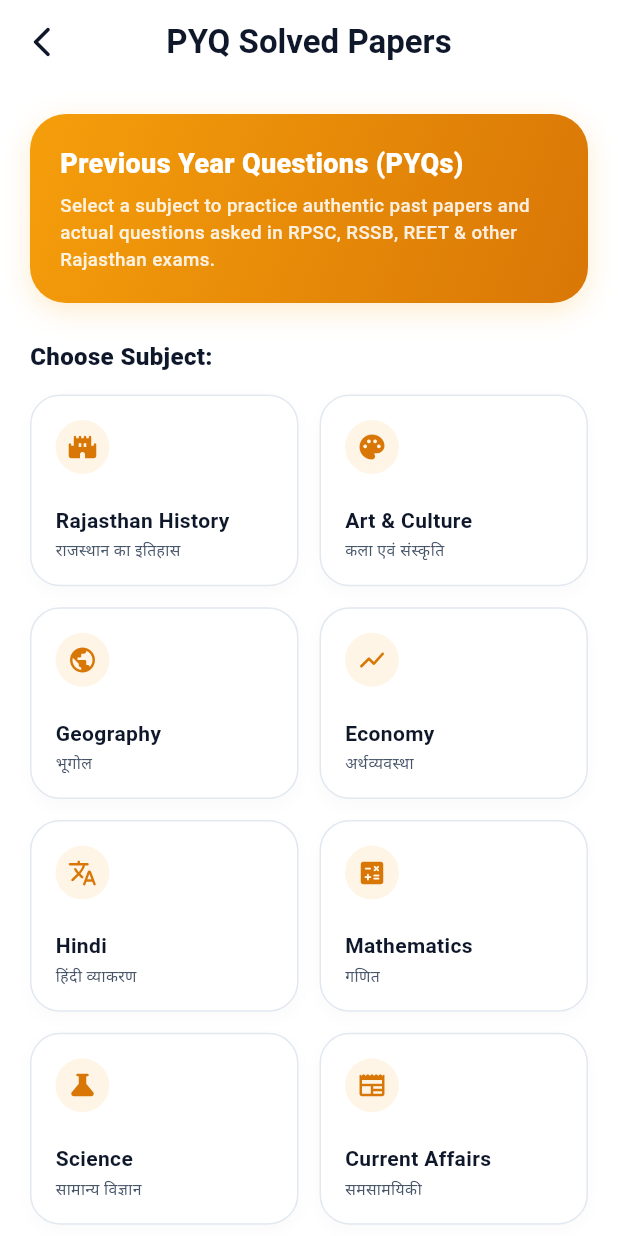
After one commit to Pravinkumar0908/allrajsthanexam, a Flutter app: the PyqSubjectsScreen screen opened directly, on a phone screen of 412 x 824 dp. The commit adds this screen. Run offline on Flutter 3.47's test engine with Material 3 defaults, Android fonts, the light colour scheme and no system bars; our stand-ins replace cloud_firestore, firebase_auth, firebase_core; missing offline and left inert: dart:html, dart:ui_web; accounts and stored records are empty.

Commit message:
feat: implement subject-wise selector screen for PYQ solved papers (RAS, REET, RSMSSB, etc.)

```diff
--- a/revision/lib/data/question_bank.dart
+++ b/revision/lib/data/question_bank.dart
@@ -231,6 +231,126 @@ class QuestionBank {
         'id': 'reas_2',
         'title': 'दिशा ज्ञान, रक्त संबंध व घड़ी',
         'subtitle': 'Reasoning Mock Test 2',
+        'questionsCount': 10,
+        'time': 10,
+      },
+    ],
+  };
+
+  // ── Local PYQ Mock Papers Map ──
+  static final Map<String, List<Map<String, dynamic>>> localPyqChapters = {
+    'rajasthan_history': [
+      {
+        'id': 'pyq_hist_1',
+        'title': 'RAS Pre 2023 Solved Paper',
+        'subtitle': 'History & Integration Solved',
+        'questionsCount': 10,
+        'time': 10,
+      },
+      {
+        'id': 'pyq_hist_2',
+        'title': 'RSMSSB CET 2024 Solved Paper',
+        'subtitle': 'Mewar & Marwar History Solved',
+        'questionsCount': 10,
+        'time': 10,
+      },
+      {
+        'id': 'pyq_hist_3',
+        'title': 'REET L2 2022 Solved Paper',
+        'subtitle': '1857 Revolution Solved',
+        'questionsCount': 10,
+        'time': 10,
+      },
+    ],
+    'art_culture': [
+      {
+        'id': 'pyq_cult_1',
+        'title': 'LDC 2018 Solved Paper',
+        'subtitle': 'Folk Deities & Fairs Solved',
+        'questionsCount': 10,
+        'time': 10,
+      },
+      {
+        'id': 'pyq_cult_2',
+        'title': 'Patwar 2021 Solved Paper',
+        'subtitle': 'Temples & Ornaments Solved',
+        'questionsCount': 10,
+        'time': 10,
+      },
+      {
+        'id': 'pyq_cult_3',
+        'title': 'VDO 2021 Solved Paper',
+        'subtitle': 'Folk Dances & Music Solved',
+        'questionsCount': 10,
+        'time': 10,
+      },
+    ],
+    'geography': [
+      {
+        'id': 'pyq_geog_1',
+        'title': 'Senior Teacher 2022 Solved Paper',
+        'subtitle': 'Physical Divisions & Rivers Solved',
+        'questionsCount': 10,
+        'time': 10,
+      },
+      {
+        'id': 'pyq_geog_2',
+        'title': 'Supervisor 2023 Solved Paper',
+        'subtitle': 'Climate & Soils Solved',
+        'questionsCount': 10,
+        'time': 10,
+      },
+    ],
+    'economy': [
+      {
+        'id': 'pyq_econ_1',
+        'title': 'Assistant Professor 2023 Solved Paper',
+        'subtitle': 'Agriculture & Resources Solved',
+        'questionsCount': 10,
+        'time': 10,
+      },
+    ],
+    'hindi': [
+      {
+        'id': 'pyq_hindi_1',
+        'title': 'SI 2021 Hindi Solved Paper',
+        'subtitle': 'Grammar & Vocabulary Solved',
+        'questionsCount': 10,
+        'time': 10,
+      },
+    ],
+    'math': [
+      {
+        'id': 'pyq_math_1',
+        'title': 'CET 2023 Math Solved Paper',
+        'subtitle': 'Percentage & Interest Solved',
+        'questionsCount': 10,
+        'time': 10,
+      },
+    ],
+    'science': [
+      {
+        'id': 'pyq_sci_1',
+        'title': 'VDO 2021 Science Solved Paper',
+        'subtitle': 'General Physics & Biology Solved',
+        'questionsCount': 10,
+        'time': 10,
+      },
+    ],
+    'reasoning': [
+      {
+        'id': 'pyq_reas_1',
+        'title': 'Constable 2022 Reasoning Paper',
+        'subtitle': 'Coding-Decoding & Relations Solved',
+        'questionsCount': 10,
+        'time': 10,
+      },
+    ],
+    'current_affairs': [
+      {
+        'id': 'pyq_ca_1',
+        'title': 'Current Affairs Solved 2025',
+        'subtitle': 'State Schemes & News Solved',
         'questionsCount': 10,
         'time': 10,
       },
--- a/revision/lib/screens/chapters_screen.dart
+++ b/revision/lib/screens/chapters_screen.dart
@@ -7,11 +7,13 @@ import 'quiz_screen.dart';
 class ChaptersScreen extends StatefulWidget {
   final QuizCategory category;
   final IconData icon;
+  final bool isPyqMode;
 
   const ChaptersScreen({
     super.key,
     required this.category,
     required this.icon,
+    this.isPyqMode = false,
   });
 
   @override
@@ -33,8 +35,9 @@ class _ChaptersScreenState extends State<ChaptersScreen> {
     setState(() => _isLoading = true);
 
     final String catId = widget.category.id;
-    final List<Map<String, dynamic>> matchingTests =
-        QuestionBank.localChapters[catId] ?? [];
+    final List<Map<String, dynamic>> matchingTests = widget.isPyqMode
+        ? (QuestionBank.localPyqChapters[catId] ?? [])
+        : (QuestionBank.localChapters[catId] ?? []);
 
     setState(() {
       _displayChapters = matchingTests;
--- a/revision/lib/screens/home_screen.dart
+++ b/revision/lib/screens/home_screen.dart
@@ -5,6 +5,7 @@ import '../theme/app_theme.dart';
 import 'chapters_screen.dart';
 import 'live_scraper_screen.dart';
 import 'quiz_screen.dart';
+import 'pyq_subjects_screen.dart';
 
 // Map category IDs to real icons
 const Map<String, IconData> _categoryIcons = {
@@ -154,11 +155,7 @@ class _HomeScreenState extends State<HomeScreen> with TickerProviderStateMixin {
       Navigator.push(
         context,
         MaterialPageRoute(
-          builder: (context) => QuizScreen(
-            categoryName: 'PYQ Previous Year Papers',
-            questions: QuestionBank.getMixedQuestions(15),
-            timeInMinutes: 12,
-          ),
+          builder: (context) => const PyqSubjectsScreen(),
         ),
       );
     } else if (item.id == 'mock_test') {
--- /dev/null
+++ b/revision/lib/screens/pyq_subjects_screen.dart
@@ -0,0 +1,226 @@
+import 'package:flutter/material.dart';
+import '../data/question_bank.dart';
+import '../theme/app_theme.dart';
+import '../models/question.dart';
+import 'chapters_screen.dart';
+
+class PyqSubjectsScreen extends StatelessWidget {
+  const PyqSubjectsScreen({super.key});
+
+  // Map category IDs to real icons
+  static const Map<String, IconData> _categoryIcons = {
+    'rajasthan_history': Icons.castle_rounded,
+    'art_culture': Icons.palette_rounded,
+    'geography': Icons.public_rounded,
+    'economy': Icons.show_chart_rounded,
+    'hindi': Icons.translate_rounded,
+    'math': Icons.calculate_rounded,
+    'science': Icons.science_rounded,
+    'current_affairs': Icons.newspaper_rounded,
+    'reasoning': Icons.psychology_rounded,
+  };
+
+  @override
+  Widget build(BuildContext context) {
+    return Scaffold(
+      backgroundColor: AppTheme.background,
+      appBar: AppBar(
+        title: const Text('PYQ Solved Papers'),
+        leading: IconButton(
+          icon: const Icon(Icons.arrow_back_ios_new_rounded),
+          onPressed: () => Navigator.pop(context),
+        ),
+      ),
+      body: SafeArea(
+        child: SingleChildScrollView(
+          physics: const BouncingScrollPhysics(),
+          padding: const EdgeInsets.all(20),
+          child: Column(
+            crossAxisAlignment: CrossAxisAlignment.start,
+            children: [
+              // Header Card
+              Container(
+                width: double.infinity,
+                padding: const EdgeInsets.all(20),
+                decoration: BoxDecoration(
+                  gradient: const LinearGradient(
+                    colors: [Color(0xFFF59E0B), Color(0xFFD97706)],
+                    begin: Alignment.topLeft,
+                    end: Alignment.bottomRight,
+                  ),
+                  borderRadius: BorderRadius.circular(24),
+                  boxShadow: [
+                    BoxShadow(
+                      color: const Color(0xFFF59E0B).withValues(alpha: 0.2),
+                      blurRadius: 15,
+                      offset: const Offset(0, 5),
+                    ),
+                  ],
+                ),
+                child: Column(
+                  crossAxisAlignment: CrossAxisAlignment.start,
+                  children: [
+                    const Text(
+                      'Previous Year Questions (PYQs)',
+                      style: TextStyle(
+                        color: Colors.white,
+                        fontSize: 18,
+                        fontWeight: FontWeight.w800,
+                      ),
+                    ),
+                    const SizedBox(height: 6),
+                    Text(
+                      'Select a subject to practice authentic past papers and actual questions asked in RPSC, RSSB, REET & other Rajasthan exams.',
+                      style: TextStyle(
+                        color: Colors.white.withValues(alpha: 0.87),
+                        fontSize: 12.5,
+                        fontWeight: FontWeight.w500,
+                        height: 1.4,
+                      ),
+                    ),
+                  ],
+                ),
+              ),
+              const SizedBox(height: 24),
+
+              const Text(
+                'Choose Subject:',
+                style: TextStyle(
+                  fontSize: 16,
+                  fontWeight: FontWeight.w800,
+                  color: AppTheme.textPrimary,
+                ),
+              ),
+              const SizedBox(height: 14),
+
+              // Subjects Grid
+              GridView.builder(
+                shrinkWrap: true,
+                physics: const NeverScrollableScrollPhysics(),
+                itemCount: QuestionBank.categories.length,
+                gridDelegate: const SliverGridDelegateWithFixedCrossAxisCount(
+                  crossAxisCount: 2,
+                  mainAxisSpacing: 14,
+                  crossAxisSpacing: 14,
+                  childAspectRatio: 1.4,
+                ),
+                itemBuilder: (context, index) {
+                  final cat = QuestionBank.categories[index];
+                  final icon = _categoryIcons[cat.id] ?? Icons.quiz_rounded;
+                  return _PyqSubjectCard(
+                    category: cat,
+                    icon: icon,
+                    onTap: () {
+                      Navigator.push(
+                        context,
+                        MaterialPageRoute(
+                          builder: (context) => ChaptersScreen(
+                            category: cat,
+                            icon: icon,
+                            isPyqMode: true,
+                          ),
+                        ),
+                      );
+                    },
+                  );
+                },
+              ),
+            ],
+          ),
+        ),
+      ),
+    );
+  }
+}
+
+class _PyqSubjectCard extends StatefulWidget {
+  final QuizCategory category;
+  final IconData icon;
+  final VoidCallback onTap;
+
+  const _PyqSubjectCard({
+    required this.category,
+    required this.icon,
+    required this.onTap,
+  });
+
+  @override
+  State<_PyqSubjectCard> createState() => _PyqSubjectCardState();
+}
+
+class _PyqSubjectCardState extends State<_PyqSubjectCard> {
+  bool _pressed = false;
+
+  @override
+  Widget build(BuildContext context) {
+    return GestureDetector(
+      onTapDown: (_) => setState(() => _pressed = true),
+      onTapUp: (_) {
+        setState(() => _pressed = false);
+        widget.onTap();
+      },
+      onTapCancel: () => setState(() => _pressed = false),
+      child: AnimatedScale(
+        scale: _pressed ? 0.96 : 1.0,
+        duration: const Duration(milliseconds: 120),
+        child: Container(
+          padding: const EdgeInsets.all(16),
+          decoration: BoxDecoration(
+            color: Colors.white,
+            borderRadius: BorderRadius.circular(20),
+            border: Border.all(
+              color: _pressed ? const Color(0xFFF59E0B).withValues(alpha: 0.3) : AppTheme.border,
+              width: 1,
+            ),
+            boxShadow: [
+              BoxShadow(
+                color: Colors.black.withValues(alpha: 0.02),
+                blurRadius: 8,
+                offset: const Offset(0, 4),
+              ),
+            ],
+          ),
+          child: Column(
+            crossAxisAlignment: CrossAxisAlignment.start,
+            mainAxisAlignment: MainAxisAlignment.spaceBetween,
+            children: [
+              Container(
+                padding: const EdgeInsets.all(8),
+                decoration: BoxDecoration(
+                  color: const Color(0xFFF59E0B).withValues(alpha: 0.1),
+                  shape: BoxShape.circle,
+                ),
+                child: Icon(widget.icon, color: const Color(0xFFD97706), size: 20),
+              ),
+              Column(
+                crossAxisAlignment: CrossAxisAlignment.start,
+                children: [
+                  Text(
+                    widget.category.name,
+                    maxLines: 1,
+                    overflow: TextOverflow.ellipsis,
+                    style: const TextStyle(
+                      fontSize: 14,
+                      fontWeight: FontWeight.bold,
+                      color: AppTheme.textPrimary,
+                    ),
+                  ),
+                  const SizedBox(height: 2),
+                  Text(
+                    widget.category.description,
+                    maxLines: 1,
+                    overflow: TextOverflow.ellipsis,
+                    style: const TextStyle(
+                      fontSize: 10.5,
+                      color: AppTheme.textSecondary,
+                    ),
+                  ),
+                ],
+              ),
+            ],
+          ),
+        ),
+      ),
+    );
+  }
+}
```
